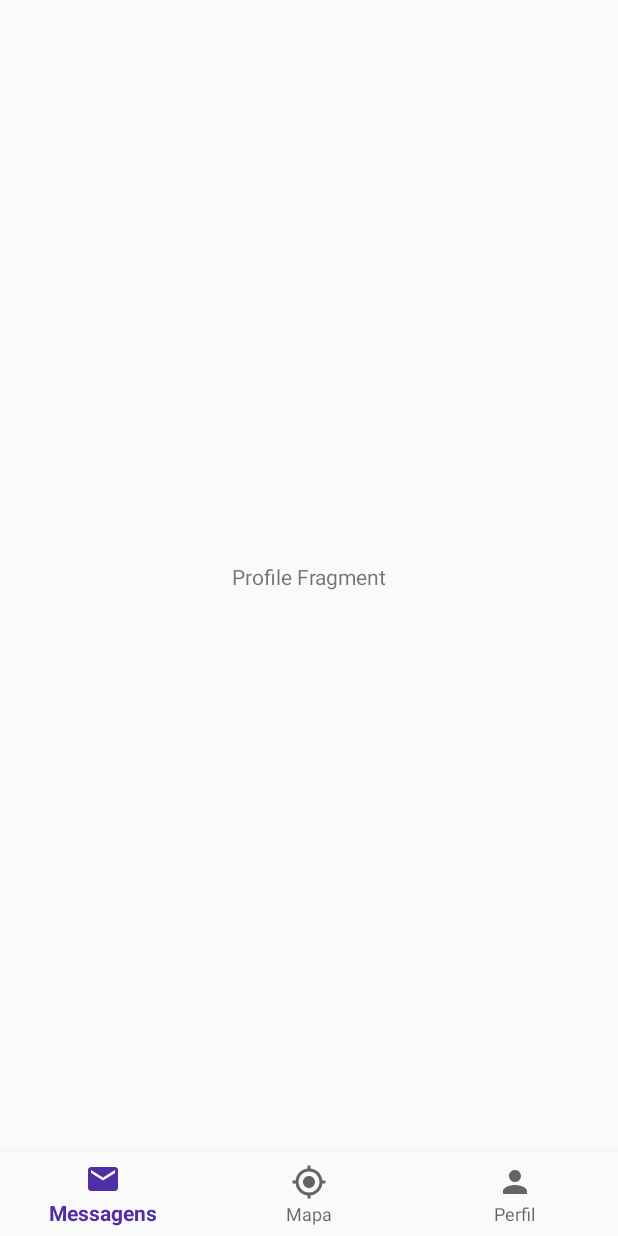
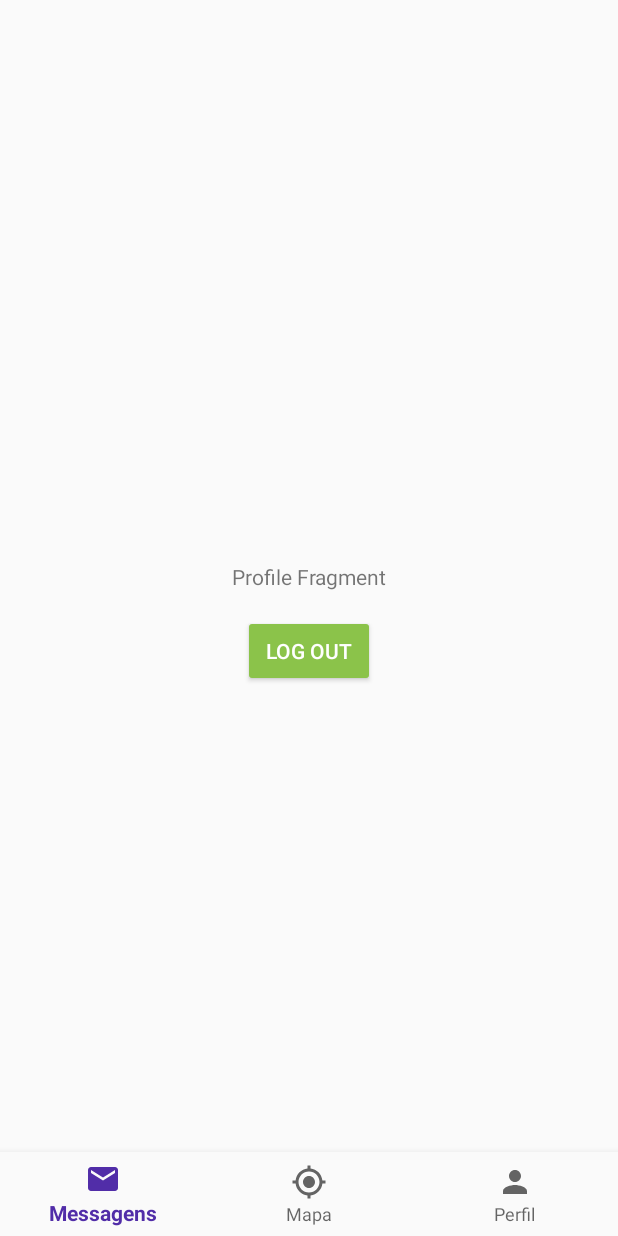
Before and after one commit to jadsonluan/fidu, an Android app: the fragment ProfileFragment placed in its activity, on a phone screen of 412 x 824 dp. Run offline under Robolectric (Android 15) with nearby library versions, the phone set to English and light mode, and no system bars.

```diff
--- a/app/src/main/java/br/edu/ufcg/fidu/views/fragments/ProfileFragment.java
+++ b/app/src/main/java/br/edu/ufcg/fidu/views/fragments/ProfileFragment.java
@@ -1,23 +1,46 @@
 package br.edu.ufcg.fidu.views.fragments;
 
+import android.content.Intent;
 import android.os.Bundle;
 import android.support.annotation.Nullable;
 import android.support.v4.app.Fragment;
 import android.view.LayoutInflater;
 import android.view.View;
 import android.view.ViewGroup;
+import android.widget.Button;
 
 import br.edu.ufcg.fidu.R;
+import br.edu.ufcg.fidu.utils.SaveData;
+import br.edu.ufcg.fidu.views.activities.InitialActivity;
 
 /**
  * Created by vitoria on 08/01/18.
  */
 
 public class ProfileFragment extends Fragment {
+    private Button btnLogout;
 
     @Nullable
     @Override
     public View onCreateView(LayoutInflater inflater, @Nullable ViewGroup container, Bundle savedInstanceState) {
         return inflater.inflate(R.layout.fragment_profile, container, false);
     }
+
+    @Override
+    public void onViewCreated(View view, @Nullable Bundle savedInstanceState) {
+        super.onViewCreated(view, savedInstanceState);
+        btnLogout = view.findViewById(R.id.btnLogout);
+        btnLogout.setOnClickListener(new View.OnClickListener() {
+            @Override
+            public void onClick(View view) {
+                logout();
+            }
+        });
+    }
+
+    private void logout() {
+        SaveData sv = new SaveData(getActivity());
+        sv.logout();
+        startActivity(new Intent(getActivity(), InitialActivity.class));
+    }
 }
--- a/app/src/main/res/layout/fragment_profile.xml
+++ b/app/src/main/res/layout/fragment_profile.xml
@@ -19,4 +19,15 @@
         app:layout_constraintEnd_toEndOf="parent"
         app:layout_constraintStart_toStartOf="parent"
         app:layout_constraintTop_toTopOf="parent" />
+
+    <Button
+        android:id="@+id/btnLogout"
+        style="@style/Widget.AppCompat.Button.Colored"
+        android:layout_width="wrap_content"
+        android:layout_height="wrap_content"
+        android:layout_marginTop="16dp"
+        android:text="Log out"
+        app:layout_constraintEnd_toEndOf="parent"
+        app:layout_constraintStart_toStartOf="parent"
+        app:layout_constraintTop_toBottomOf="@+id/textView" />
 </android.support.constraint.ConstraintLayout>
```
Also changed, not shown: app/src/main/java/br/edu/ufcg/fidu/utils/SaveData.java (+7 -0 lines).
